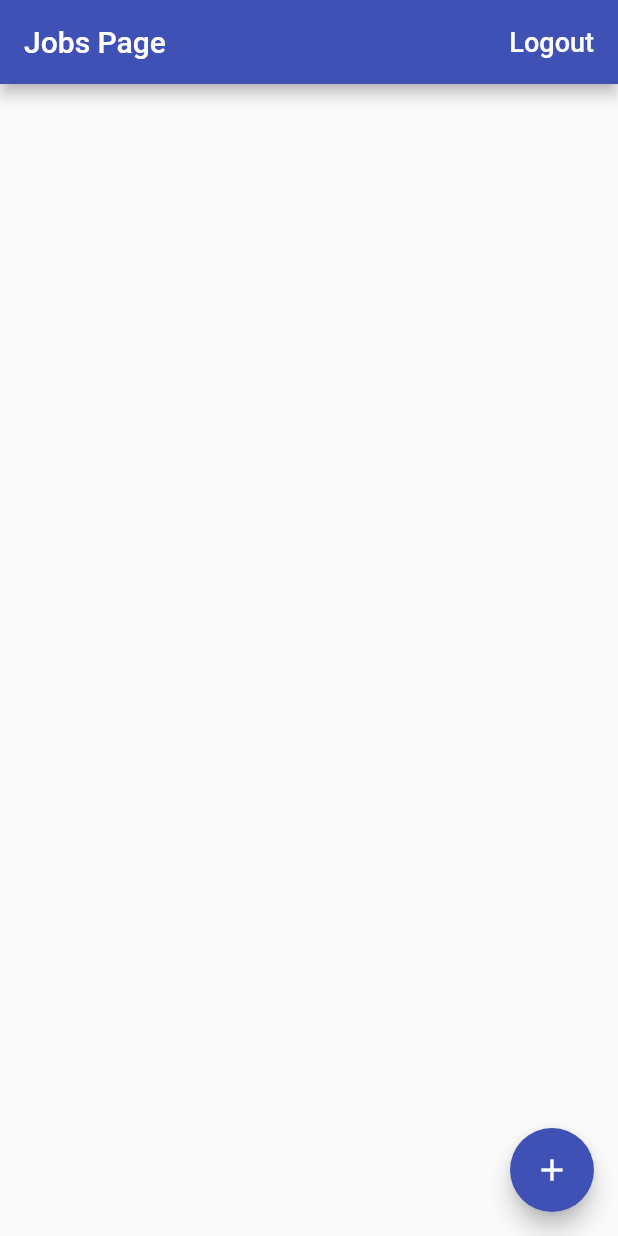
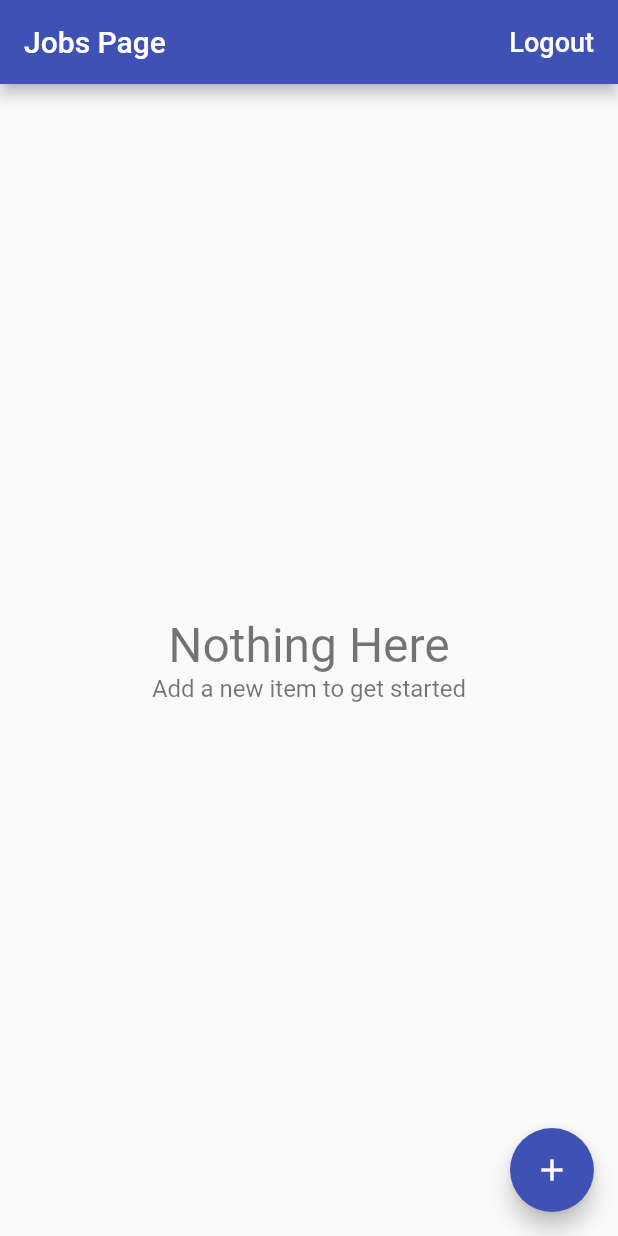
Before and after one commit to santiracca/flutter_time_tracker, a Flutter app: the screen it shows once a user with an empty profile is signed in, on a phone screen of 412 x 824 dp. Run offline on Flutter 3.47's test engine with Material 2 defaults, Android fonts, the phone set to English and light mode, and no system bars; our stand-ins replace cloud_firestore, firebase_auth, firebase_core, google_sign_in; accounts and stored records are empty.

Commit message:
Add Generic Builder for list

```diff
--- a/lib/app/home/jobs/edit_jobs_page.dart
+++ b/lib/app/home/jobs/edit_jobs_page.dart
@@ -56,6 +56,9 @@ class _EditJobPageState extends State<EditJobsPage> {
       try {
         final jobs = await widget.database.jobsStream().first;
         final allNames = jobs.map((job) => job.name).toList();
+        if (widget.job != null) {
+          allNames.remove(widget.job.name);
+        }
         if (allNames.contains(_name)) {
           PlatformAlertDialog(
             title: 'Name already used',
--- /dev/null
+++ b/lib/app/home/jobs/empty_content.dart
@@ -0,0 +1,24 @@
+import 'package:flutter/material.dart';
+
+class EmptyContent extends StatelessWidget {
+  final String title;
+  final String message;
+
+  const EmptyContent(
+      {Key key,
+      this.title = 'Nothing Here',
+      this.message = "Add a new item to get started"})
+      : super(key: key);
+  @override
+  Widget build(BuildContext context) {
+    return Center(
+      child: Column(
+        mainAxisAlignment: MainAxisAlignment.center,
+        children: [
+          Text(title, style: TextStyle(fontSize: 32, color: Colors.black54)),
+          Text(message, style: TextStyle(fontSize: 16, color: Colors.black54))
+        ],
+      ),
+    );
+  }
+}
--- a/lib/app/home/jobs/jobs_page.dart
+++ b/lib/app/home/jobs/jobs_page.dart
@@ -1,7 +1,10 @@
+import 'package:firebase_auth/firebase_auth.dart';
 import 'package:flutter/material.dart';
 import 'package:provider/provider.dart';
 import 'package:timeTracker/app/home/jobs/edit_jobs_page.dart';
 import 'package:timeTracker/app/home/jobs/job_list_tile.dart';
+import 'package:timeTracker/app/home/jobs/list_items_builder.dart';
+import 'package:timeTracker/common/firestore_exception_dialog.dart';
 import 'package:timeTracker/common/platform_alert_dialog.dart';
 import 'package:timeTracker/services/auth.dart';
 import 'package:timeTracker/services/database.dart';
@@ -27,6 +30,18 @@ class JobsPage extends StatelessWidget {
     ).show(context);
     if (didRequestSignOut) {
       _signout(context);
+    }
+  }
+
+  Future<void> _delete(BuildContext context, Job job) async {
+    final db = Provider.of<Database>(context, listen: false);
+    try {
+      await db.deleteJob(job);
+    } on FirebaseException catch (e) {
+      FirebaseExceptionAlertDialog(
+        exception: e,
+        title: "Oopps",
+      ).show(context);
     }
   }
 
@@ -58,25 +73,20 @@ class JobsPage extends StatelessWidget {
     return StreamBuilder<List<Job>>(
       stream: database.jobsStream(),
       builder: (context, snapshot) {
-        if (snapshot.hasData) {
-          final jobs = snapshot.data;
-          final children = jobs
-              .map((job) => JobListTile(
-                    job: job,
-                    onTap: () => EditJobsPage.show(context, job: job),
-                  ))
-              .toList();
-          return ListView(
-            children: children,
-          );
-        }
-        if (snapshot.hasError) {
-          return Center(
-            child: Text("Some error has occurred"),
-          );
-        }
-        return Center(
-          child: CircularProgressIndicator(),
+        return ListItemBuilder<Job>(
+          snapshot: snapshot,
+          itemBuilder: (context, job) => Dismissible(
+            onDismissed: (direction) => _delete(context, job),
+            key: Key('job-${job.id}'),
+            background: Container(
+              color: Colors.red,
+            ),
+            direction: DismissDirection.endToStart,
+            child: JobListTile(
+              job: job,
+              onTap: () => EditJobsPage.show(context, job: job),
+            ),
+          ),
         );
       },
     );
--- /dev/null
+++ b/lib/app/home/jobs/list_items_builder.dart
@@ -0,0 +1,41 @@
+import 'package:flutter/material.dart';
+import 'package:timeTracker/app/home/jobs/empty_content.dart';
+
+typedef ItemWidgetBuilder<T> = Widget Function(BuildContext context, T item);
+
+class ListItemBuilder<T> extends StatelessWidget {
+  final AsyncSnapshot<List<T>> snapshot;
+  final ItemWidgetBuilder<T> itemBuilder;
+
+  const ListItemBuilder(
+      {Key key, @required this.snapshot, @required this.itemBuilder})
+      : super(key: key);
+
+  @override
+  Widget build(BuildContext context) {
+    if (snapshot.hasData) {
+      final List<T> items = snapshot.data;
+      if (items.isNotEmpty) {
+        return _buildList(items);
+      } else {
+        return EmptyContent();
+      }
+    } else if (snapshot.hasError) {
+      return EmptyContent(
+        title: 'Something went wrong',
+        message: "Can't load items right now",
+      );
+    }
+    return Center(child: CircularProgressIndicator());
+  }
+
+  Widget _buildList(List<T> items) {
+    return ListView.separated(
+      separatorBuilder: (context, i) => Divider(
+        height: 0.5,
+      ),
+      itemCount: items.length,
+      itemBuilder: ((context, i) => itemBuilder(context, items[i])),
+    );
+  }
+}
--- a/lib/services/database.dart
+++ b/lib/services/database.dart
@@ -6,6 +6,7 @@ import 'package:timeTracker/services/firestore_service.dart';
 abstract class Database {
   Future<void> setJob(Job job);
   Stream<List<Job>> jobsStream();
+  Future<void> deleteJob(Job job);
 }
 
 String documentIdFromCurrentDate() => DateTime.now().toIso8601String();
@@ -23,6 +24,10 @@ class FirestoreDatabase implements Database {
       await _service.setData(path: APIPath.job(uid, job.id), data: job.toMap());
 
   @override
+  Future<void> deleteJob(Job job) async =>
+      await _service.deleteData(path: APIPath.job(uid, job.id));
+
+  @override
   Stream<List<Job>> jobsStream() => _service.collectionStream(
       path: APIPath.jobs(uid),
       builder: (data, documentId) => Job.fromMap(data, documentId));
```
Also changed, not shown: lib/services/firestore_service.dart (+8 -1 lines).
